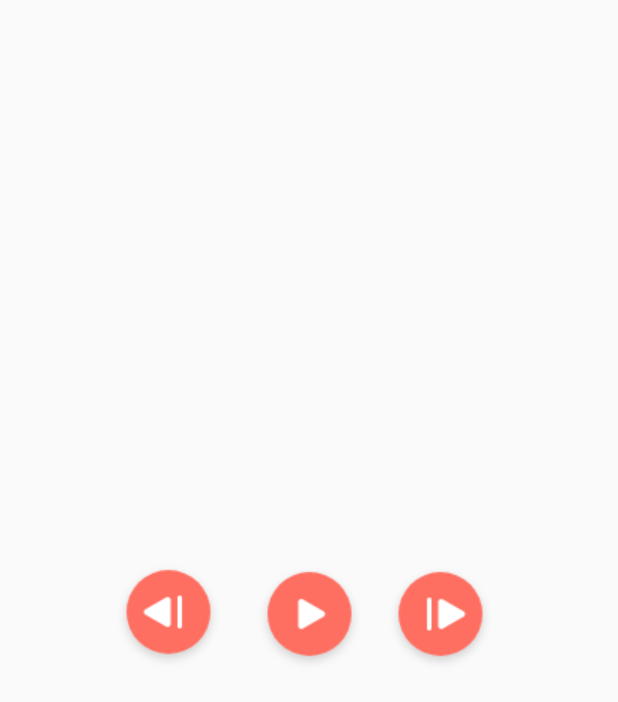
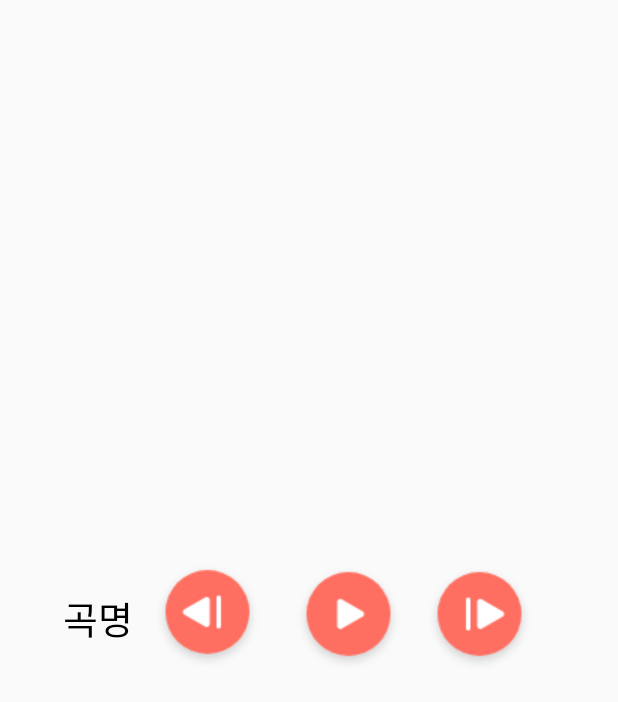
Before and after one commit to yangjunhyuk333/NarshaMusicProject, an Android app: the layout notification_foreground.xml on its own in the app's theme, with its tools: preview values and no code run, on a phone screen of 412 x 824 dp. Shown: the top 702 px of the screen. Run offline under Robolectric (Android 15) with nearby library versions, the light colour scheme and no system bars.

Commit message:
UPDATE notiXML

```diff
--- a/app/src/main/res/layout/notification_foreground.xml
+++ b/app/src/main/res/layout/notification_foreground.xml
@@ -7,6 +7,30 @@
     android:orientation="horizontal">
 
     <ImageButton
+        android:id="@+id/next_button"
+        android:layout_width="wrap_content"
+        android:layout_height="wrap_content"
+        android:background="@android:color/transparent"
+        android:src="@drawable/next_button"
+        app:layout_constraintBottom_toBottomOf="parent"
+        app:layout_constraintEnd_toEndOf="parent"
+        app:layout_constraintHorizontal_bias="0.836"
+        app:layout_constraintStart_toStartOf="parent"
+        app:layout_constraintTop_toTopOf="parent" />
+
+    <TextView
+        android:layout_width="wrap_content"
+        android:layout_height="wrap_content"
+        android:text="곡명"
+        android:textSize="25dp"
+        android:textColor="#000000"
+        app:layout_constraintBottom_toBottomOf="parent"
+        app:layout_constraintEnd_toEndOf="parent"
+        app:layout_constraintHorizontal_bias="0.115"
+        app:layout_constraintStart_toStartOf="parent"
+        app:layout_constraintTop_toTopOf="parent" />
+
+    <ImageButton
         android:id="@+id/start_stop_button"
         android:layout_width="wrap_content"
         android:layout_height="wrap_content"
@@ -14,18 +38,7 @@
         android:src="@drawable/start_button"
         app:layout_constraintBottom_toBottomOf="parent"
         app:layout_constraintEnd_toEndOf="parent"
-        app:layout_constraintStart_toStartOf="parent"
-        app:layout_constraintTop_toTopOf="parent" />
-
-    <ImageButton
-        android:id="@+id/next_button"
-        android:layout_width="wrap_content"
-        android:layout_height="wrap_content"
-        android:background="@android:color/transparent"
-        android:src="@drawable/next_button"
-        app:layout_constraintBottom_toBottomOf="parent"
-        app:layout_constraintEnd_toEndOf="parent"
-        app:layout_constraintHorizontal_bias="0.759"
+        app:layout_constraintHorizontal_bias="0.578"
         app:layout_constraintStart_toStartOf="parent"
         app:layout_constraintTop_toTopOf="parent" />
 
@@ -37,7 +50,7 @@
         android:src="@drawable/prev_button"
         app:layout_constraintBottom_toBottomOf="parent"
         app:layout_constraintEnd_toEndOf="parent"
-        app:layout_constraintHorizontal_bias="0.222"
+        app:layout_constraintHorizontal_bias="0.299"
         app:layout_constraintStart_toStartOf="parent"
         app:layout_constraintTop_toTopOf="parent"
         app:layout_constraintVertical_bias="0.499" />
```
